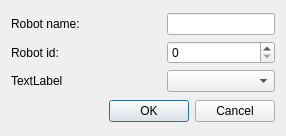
Above: prj/src/logistic_system/ui/AddRobotDialog.ui from ZbigniewLogisticsINC/Projekt before the change. Below: the same form after it.
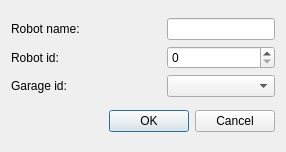
That is the form after the change.

What changed in the file:
```diff
--- a/prj/src/logistic_system/ui/AddRobotDialog.ui
+++ b/prj/src/logistic_system/ui/AddRobotDialog.ui
@@ -7,7 +7,7 @@
     <x>0</x>
     <y>0</y>
     <width>286</width>
-    <height>136</height>
+    <height>152</height>
    </rect>
   </property>
   <property name="windowTitle">
@@ -65,7 +65,7 @@
      <item row="3" column="0">
       <widget class="QLabel" name="label_3">
        <property name="text">
-        <string>TextLabel</string>
+        <string>Garage id:</string>
        </property>
       </widget>
      </item>
```
